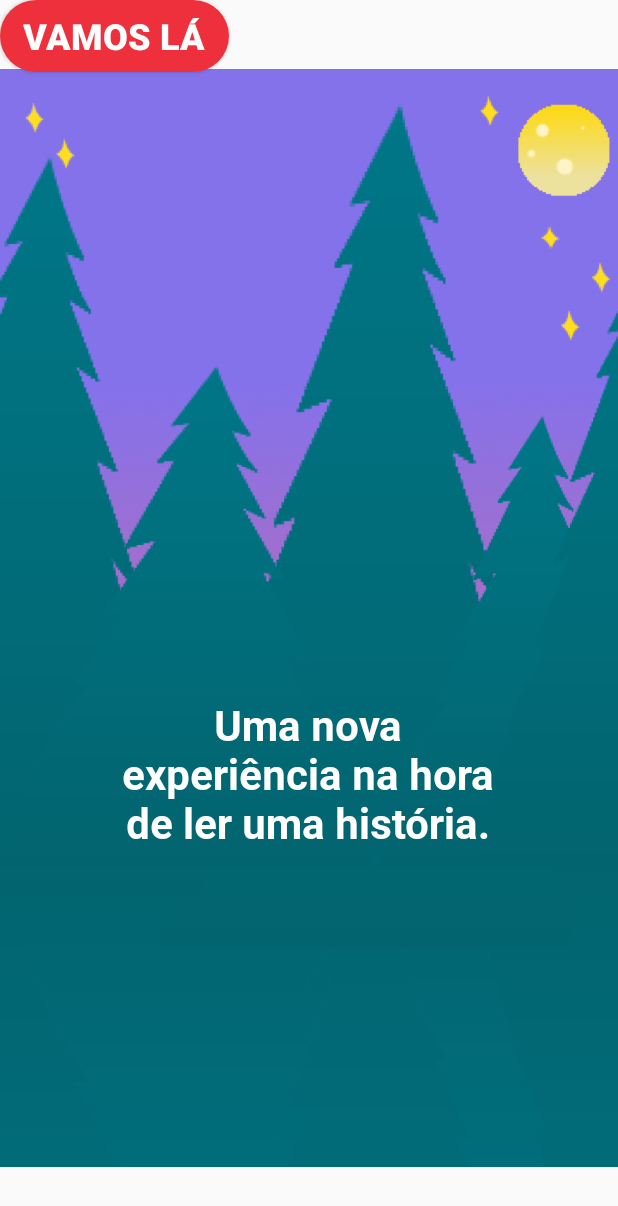
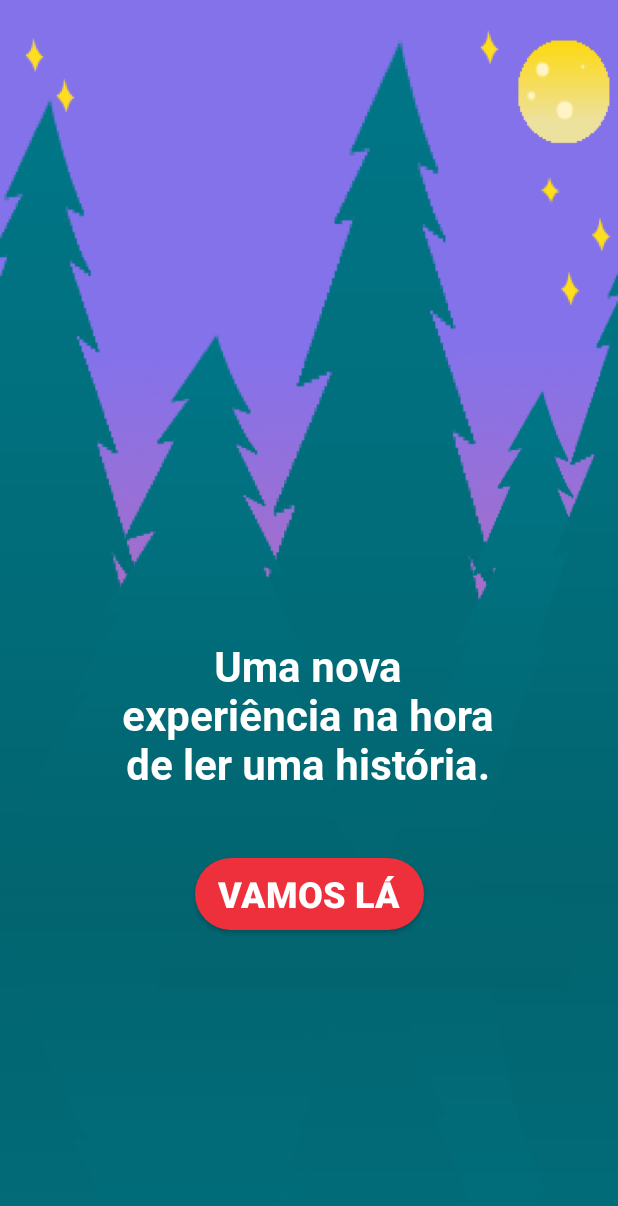
Before and after one commit to larissajaq/App-wonder, an Android app: the screen it shows after launch (First), on a phone screen of 412 x 824 dp. Shown: the top 1206 px of the screen. Run offline under Robolectric (Android 15) with nearby library versions, the light colour scheme and no system bars.

Commit message:
Onboarding, botão fixo

```diff
--- a/app/src/main/java/com/example/wonder/First.kt
+++ b/app/src/main/java/com/example/wonder/First.kt
@@ -1,19 +1,42 @@
 package com.example.wonder
 
+import android.app.Activity
+import android.content.Context
 import android.content.Intent
 import android.content.SharedPreferences
 import android.support.v7.app.AppCompatActivity
 import android.os.Bundle
 import android.view.View
+import kotlinx.android.synthetic.main.activity_first.*
 
 class First : AppCompatActivity() {
+
+
+    lateinit var activity : Activity
+    lateinit var preference : SharedPreferences
+    val pref_show_intro = "Intro"
 
     override fun onCreate(savedInstanceState: Bundle?) {
         super.onCreate(savedInstanceState)
         setContentView(R.layout.activity_first)
-}
-    fun ClickFirst(view: View) {
-        var intent: Intent = Intent(this, MainActivity::class.java)
-        startActivity(intent)
+
+        activity = this
+        preference = getSharedPreferences("IntroSlider" , Context.MODE_PRIVATE)
+
+        if(!preference.getBoolean(pref_show_intro,true)){
+            startActivity(Intent(activity,MainActivity::class.java))
+            finish()
+        }
+
+        btn_first.setOnClickListener { goToMainPage() }
+
+    }
+
+    fun goToMainPage(){
+        startActivity(Intent(activity,MainActivity::class.java))
+        finish()
+        val editor = preference.edit()
+        editor.putBoolean(pref_show_intro,false)
+        editor.apply()
     }
 }
--- a/app/src/main/res/layout/activity_first.xml
+++ b/app/src/main/res/layout/activity_first.xml
@@ -5,34 +5,33 @@
         xmlns:app="http://schemas.android.com/apk/res-auto"
         android:layout_width="match_parent"
         android:layout_height="match_parent"
-        tools:context=".First">
+        tools:context=".First"
+        android:background="@drawable/first_back">
 
-    <ImageView
-            android:layout_width="wrap_content"
-            android:layout_height="wrap_content" app:srcCompat="@drawable/first_back"
-            android:id="@+id/image_back_first" app:layout_constraintEnd_toEndOf="parent"
-            app:layout_constraintStart_toStartOf="parent" app:layout_constraintTop_toTopOf="parent"
-            app:layout_constraintBottom_toBottomOf="parent"/>
+
     <TextView
             android:text="Uma nova experiência na hora de ler uma história."
-            android:layout_width="268dp"
+            android:layout_width="278dp"
             android:layout_height="wrap_content"
             android:id="@+id/text_first" android:textStyle="bold"
             android:textSize="28sp" app:fontFamily="@font/roboto_bold"
             android:textColor="@android:color/background_light" android:layout_marginEnd="8dp"
             app:layout_constraintEnd_toEndOf="parent" android:layout_marginRight="8dp" android:layout_marginStart="8dp"
-            app:layout_constraintStart_toStartOf="parent" android:layout_marginLeft="8dp" android:layout_marginTop="8dp"
-            app:layout_constraintTop_toTopOf="@+id/image_back_first" android:layout_marginBottom="8dp"
+            app:layout_constraintStart_toStartOf="parent" android:layout_marginLeft="8dp"
+            android:layout_marginBottom="296dp"
             app:layout_constraintBottom_toBottomOf="parent" app:layout_constraintHorizontal_bias="0.496"
-            app:layout_constraintVertical_bias="0.647"
             android:gravity="center"/>
     <Button
             android:text="Vamos lá"
+            android:id="@+id/btn_first"
             android:layout_width="wrap_content"
-            android:layout_height="wrap_content" tools:layout_editor_absoluteY="573dp"
-            tools:layout_editor_absoluteX="133dp" android:id="@+id/button_first" android:textSize="24sp"
+            android:layout_height="wrap_content"
+            android:textSize="24sp"
             android:textColor="@android:color/background_light" android:textStyle="bold"
             android:background="@drawable/roundedbutton"
             android:paddingLeft="15dp"
-            android:paddingRight="15dp" android:onClick="ClickFirst"/>
+            android:paddingRight="15dp" android:layout_marginTop="44dp"
+            app:layout_constraintTop_toBottomOf="@+id/text_first" app:layout_constraintStart_toStartOf="parent"
+            android:layout_marginLeft="8dp" android:layout_marginStart="8dp" android:layout_marginEnd="8dp"
+            app:layout_constraintEnd_toEndOf="parent" android:layout_marginRight="8dp"/>
 </android.support.constraint.ConstraintLayout>
```
